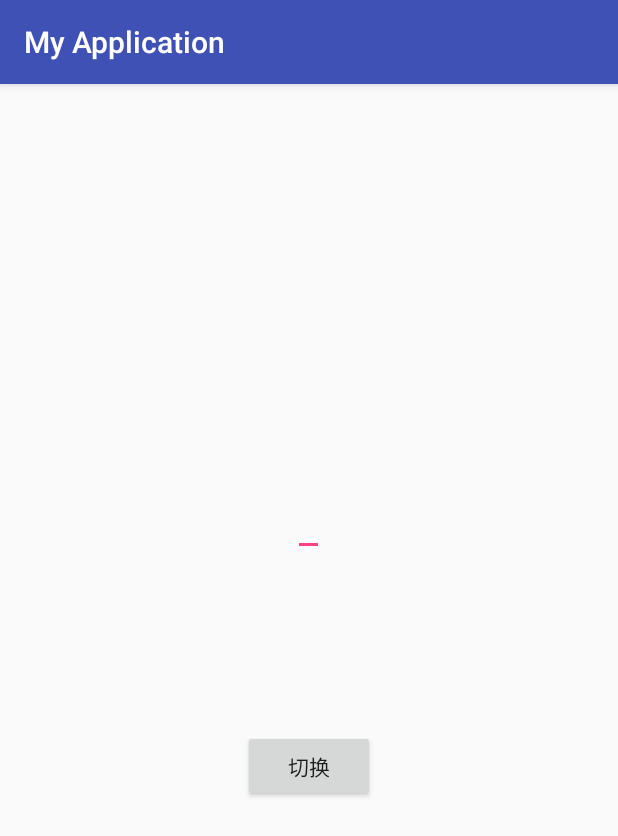
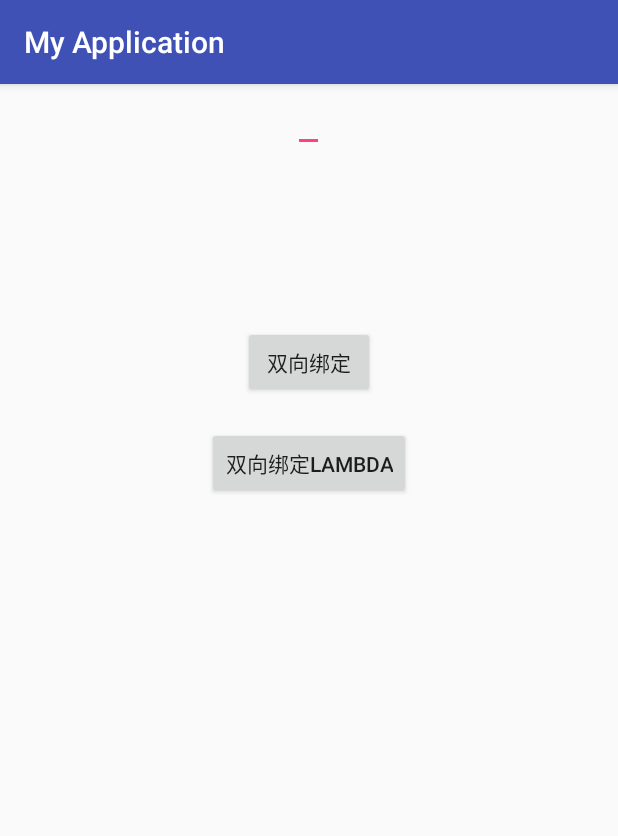
Before and after one commit to GibsonCool/python_Basis, an Android app: the screen it shows after launch (MainActivity), on a phone screen of 412 x 824 dp. Shown: the top 836 px of the screen. Run offline under Robolectric (Android 15) with nearby library versions, the phone set to English and light mode, and no system bars; our stand-ins replace data binding; 1 statement that could not run was skipped.

Commit message:
BindingAdapter

```diff
--- a/KotlinBindingDemo/build.gradle
+++ b/KotlinBindingDemo/build.gradle
@@ -43,4 +43,6 @@ dependencies {
 
 	//DataBind
 	kapt "com.android.databinding:compiler:3.1.0"
+
+	implementation 'com.android.support:recyclerview-v7:28.0.0-rc01'
 }
--- a/KotlinBindingDemo/src/main/java/com/example/kotlinbindingdemo/JavaBean.kt
+++ b/KotlinBindingDemo/src/main/java/com/example/kotlinbindingdemo/JavaBean.kt
@@ -1,7 +1,10 @@
 package com.example.kotlinbindingdemo
 
+import android.databinding.ObservableBoolean
 import android.databinding.ObservableField
 
 data class User(var firstName: String, var lastName: String, var age: Int)
 
 data class UserObservable(var name: ObservableField<String>, var url: ObservableField<String>)
+
+data class ImageInfo(var tag:ObservableBoolean , var url: ObservableField<String>)
--- a/KotlinBindingDemo/src/main/java/com/example/kotlinbindingdemo/MainActivity.kt
+++ b/KotlinBindingDemo/src/main/java/com/example/kotlinbindingdemo/MainActivity.kt
@@ -1,11 +1,14 @@
 package com.example.kotlinbindingdemo
 
+import android.databinding.BindingAdapter
 import android.databinding.DataBindingUtil
+import android.databinding.ObservableBoolean
 import android.databinding.ObservableField
 import android.os.Bundle
 import android.support.v7.app.AppCompatActivity
 import android.util.Log
 import android.view.View
+import android.widget.TextView
 import android.widget.Toast
 import com.example.kotlinbindingdemo.databinding.ActivityMainBinding
 
@@ -16,6 +19,7 @@ class MainActivity : AppCompatActivity() {
         binding = DataBindingUtil.setContentView(this, R.layout.activity_main)
         binding?.user = User(" Gibson", "Cool", 24)
         binding?.userOb = UserObservable(ObservableField("cxx"), ObservableField("www.baidu.com"))
+        binding?.imgInfo = ImageInfo(ObservableBoolean(true), ObservableField("s"))
         binding?.viewSubbb?.viewStub?.inflate()
         binding?.presenter = Presenter()
 
@@ -30,9 +34,22 @@ class MainActivity : AppCompatActivity() {
 
         }
 
-        fun changeImage(view: View) {
+        fun changeObservableName(view: View) {
             Toast.makeText(view.context, "change", Toast.LENGTH_SHORT).show()
             binding?.userOb?.name?.set("name changed by buttondd")
         }
+
+        fun changeImage(info: ImageInfo) {
+            info.url.set(if (info.tag.get()) "this is true tag" else "this is FALSE tag")
+            info.tag.set(!info.tag.get())
+        }
+
     }
 }
+
+
+@BindingAdapter("app:url")
+fun changeInfoByBindingAdapter(view: TextView, info: String) {
+    Log.e("cxxinfo", "changeImgByBindingAdapter   info:$info")
+    view.text =  info
+}
--- a/KotlinBindingDemo/src/main/res/layout/activity_main.xml
+++ b/KotlinBindingDemo/src/main/res/layout/activity_main.xml
@@ -2,7 +2,7 @@
 
 <layout xmlns:android="http://schemas.android.com/apk/res/android"
 		xmlns:tools="http://schemas.android.com/tools"
-		xmlns:bind="http://schemas.android.com/apk/res-auto">
+		xmlns:app="http://schemas.android.com/apk/res-auto">
 
 	<data>
 
@@ -13,6 +13,9 @@
 			name="userOb"
 			type="com.example.kotlinbindingdemo.UserObservable"></variable>
 		<variable
+			name="imgInfo"
+			type="com.example.kotlinbindingdemo.ImageInfo"></variable>
+		<variable
 			name="presenter"
 			type="com.example.kotlinbindingdemo.MainActivity.Presenter"></variable>
 
@@ -21,7 +24,7 @@
 	<LinearLayout
 		android:layout_width="match_parent"
 		android:layout_height="match_parent"
-		android:gravity="center"
+		android:gravity="center_horizontal"
 		android:orientation="vertical"
 		tools:context=".MainActivity">
 
@@ -51,19 +54,40 @@
 			android:layout_width="wrap_content"
 			android:layout_height="wrap_content"/>
 
-		<include layout="@layout/view_include" bind:user="@{user}"></include>
+		<include layout="@layout/view_include" app:user="@{user}"></include>
 
 		<Button
 			android:layout_width="wrap_content"
 			android:layout_height="wrap_content"
-			android:onClick="@{presenter::changeImage}"
-			android:text="切换"/>
+			android:onClick="@{presenter::changeObservableName}"
+			android:text="双向绑定"/>
 
 		<TextView
 			android:layout_width="wrap_content"
 			android:layout_height="wrap_content"
 			android:text="@{`UserObserable:`+userOb.name}"/>
 
+		<Button
+			android:layout_width="wrap_content"
+			android:layout_height="wrap_content"
+			android:onClick="@{()->presenter.changeImage(imgInfo)}"
+			android:text="双向绑定lambda"/>
+
+
+		<TextView
+			android:layout_width="wrap_content"
+			android:layout_height="wrap_content"
+			android:text="@{`imgInfo:`+imgInfo.url.get()}"/>
+
+
+		<TextView
+			android:layout_width="wrap_content"
+			android:layout_height="wrap_content"
+			app:url="@{`BindingAdapter`+imgInfo.url.get()}"
+			/>
+
+
+
 	</LinearLayout>
 
 </layout>
```
Also changed, not shown: 1 other file.
